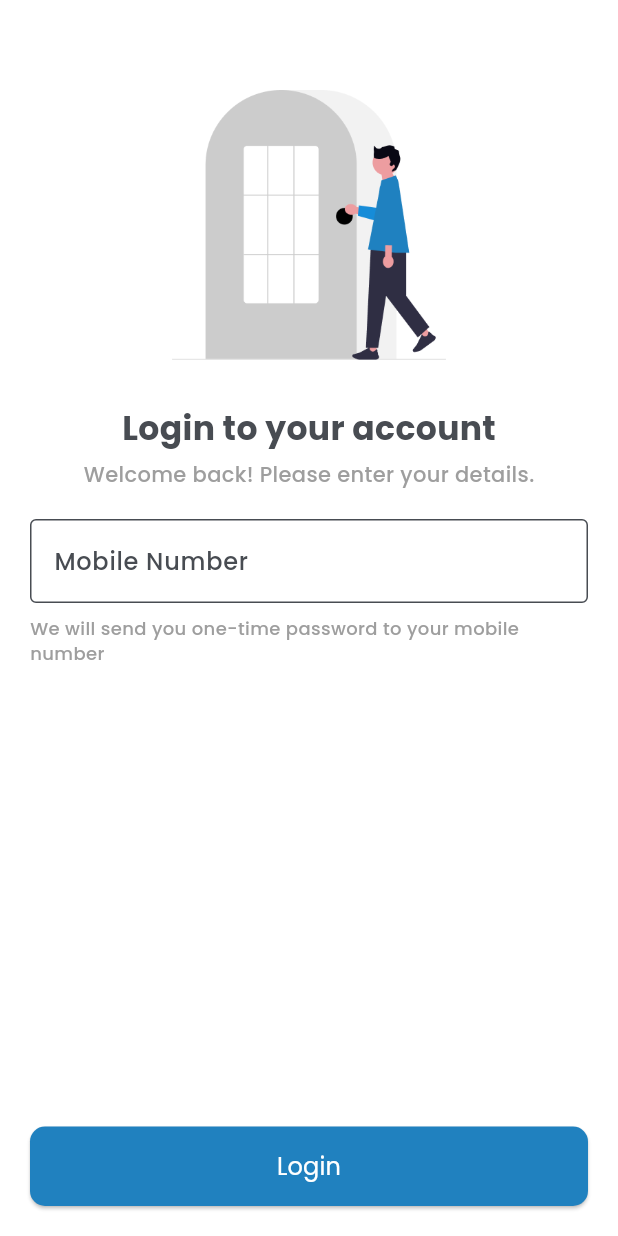
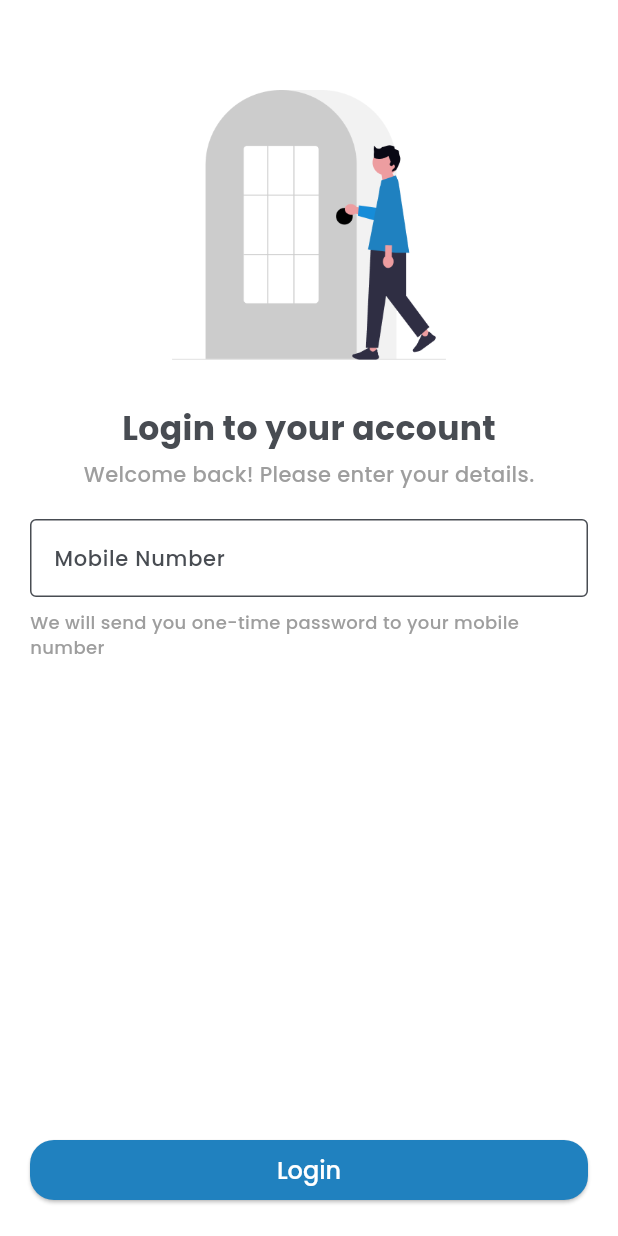
Before and after one commit to smokinthunder/sales_manager, a Flutter app: the screen it shows after launch, on a phone screen of 412 x 824 dp. Run offline on Flutter 3.47's test engine with Material 3 defaults, Android fonts, the phone set to English and light mode, and no system bars; our stand-ins replace another_flushbar, flutter_riverpod, go_router, google_fonts, riverpod_annotation; generated files the repository leaves out were written again.

Commit message:
[FEAT]: More pages and refactoring

```diff
--- a/frontend/lib/routing/router.dart
+++ b/frontend/lib/routing/router.dart
@@ -5,6 +5,7 @@ import 'package:sales_manager/domain/models/user/user.dart';
 import 'package:sales_manager/routing/routes.dart';
 import 'package:sales_manager/ui/auth/login_screen.dart';
 import 'package:sales_manager/ui/auth/otp_screen.dart';
+import 'package:sales_manager/ui/executive/add_new_shop.dart';
 import 'package:sales_manager/ui/executive/analytics.dart';
 import 'package:sales_manager/ui/executive/home.dart';
 import 'package:sales_manager/ui/executive/outstanding.dart';
@@ -54,23 +55,29 @@ final routerProvider = Provider<GoRouter>((ref) {
           ),
         ],
       ),
+      GoRoute(
+        path: AppRoutes.executiveAddShop,
+        builder: (c, s) {
+          return const AddNewShopScreen();
+        },
+      ),
     ],
     redirect: (context, state) {
-      // final isLoggingIn =
-      //     state.matchedLocation == AppRoutes.login ||
-      //     state.matchedLocation == AppRoutes.otp;
+      final isLoggingIn =
+          state.matchedLocation == AppRoutes.login ||
+          state.matchedLocation == AppRoutes.otp;
 
-      // // 1. User not logged in → force login unless already at login/otp
-      // if (user == null) {
-      //   return isLoggingIn ? null : AppRoutes.login;
-      // }
+      // 1. User not logged in → force login unless already at login/otp
+      if (user == null) {
+        return isLoggingIn ? null : AppRoutes.login;
+      }
 
-      // if (user.type == UserType.executive) {
-      //   if (!state.matchedLocation.startsWith(AppRoutes.executive) ||
-      //       state.matchedLocation == AppRoutes.executive) {
-      //     return AppRoutes.executiveHome;
-      //   }
-      // }
+      if (user.type == UserType.executive) {
+        if (!state.matchedLocation.startsWith(AppRoutes.executive) ||
+            state.matchedLocation == AppRoutes.executive) {
+          return AppRoutes.executiveHome;
+        }
+      }
 
       // 3. Already in right place → no redirect
       return null;
--- a/frontend/lib/routing/routes.dart
+++ b/frontend/lib/routing/routes.dart
@@ -9,5 +9,6 @@ abstract class AppRoutes {
   static const executiveAnalytics = '/executive/analytics';
   static const executiveOutStanding = '/executive/outstanding';
   static const executiveNotVisiting = '/executive/not_visiting';
+  static const executiveAddShop = '/executive/add_shop';
   // static String quizDetail(String id) => '/quiz/$id';
 }
--- a/frontend/lib/ui/auth/login_screen.dart
+++ b/frontend/lib/ui/auth/login_screen.dart
@@ -3,7 +3,6 @@ import 'package:flutter_riverpod/flutter_riverpod.dart';
 import 'package:go_router/go_router.dart';
 import 'package:sales_manager/routing/routes.dart';
 import 'package:sales_manager/ui/auth/viewmodel/auth_viewmodel.dart';
-import 'package:sales_manager/ui/core/colors.dart';
 import 'package:sales_manager/utils/show_snackbar.dart';
 
 class LoginScreen extends ConsumerStatefulWidget {
@@ -170,17 +169,7 @@ class _LoginScreenState extends ConsumerState<LoginScreen> {
                               .read(authViewModelProvider.notifier)
                               .sendOtp(phoneNumber: phoneController.text);
                         },
-                        style: ElevatedButton.styleFrom(
-                          backgroundColor: AppColors.blue,
-                          padding: const EdgeInsets.symmetric(vertical: 15),
-                          shape: RoundedRectangleBorder(
-                            borderRadius: BorderRadius.circular(10),
-                          ),
-                        ),
-                        child: const Text(
-                          "Login",
-                          style: TextStyle(fontSize: 16, color: Colors.white),
-                        ),
+                        child: const Text("Login"),
                       ),
                     ),
                   ),
--- a/frontend/lib/ui/executive/home.dart
+++ b/frontend/lib/ui/executive/home.dart
@@ -1,5 +1,6 @@
 import 'package:flutter/material.dart';
-import 'package:flutter/widgets.dart';
+import 'package:go_router/go_router.dart';
+import 'package:sales_manager/routing/routes.dart';
 import 'package:sales_manager/ui/theme.dart';
 
 class ExecutiveHome extends StatefulWidget {
@@ -29,7 +30,7 @@ class _ExecutiveHomeState extends State<ExecutiveHome> {
               Text("Total Customers : 58", style: textTheme.headlineSmall),
               TextButton(
                 onPressed: () {
-                  //TODO: implement on pressed
+                  context.push(AppRoutes.executiveAddShop);
                 },
                 child: Text(
                   "Add new customer",
--- a/frontend/lib/ui/theme.dart
+++ b/frontend/lib/ui/theme.dart
@@ -9,14 +9,21 @@ class AppColors {
   static const Color grey = Color(0xFF999999);
   static const Color lightGrey = Color(0xFFE6E6E6);
   static const Color darkGrey = Color(0xFF484c52);
+  static const Color red = Color(0xFFff383c);
 }
 
 final ThemeData appTheme = ThemeData(
   primaryColor: AppColors.blue,
   scaffoldBackgroundColor: AppColors.white,
-  appBarTheme: const AppBarTheme(
+
+  appBarTheme: AppBarTheme(
     backgroundColor: AppColors.blue,
     foregroundColor: AppColors.white,
+    titleTextStyle: GoogleFonts.poppins(
+      fontSize: 16,
+      fontWeight: FontWeight.w500,
+      color: AppColors.white,
+    ),
   ),
   colorScheme: const ColorScheme(
     brightness: Brightness.light,
@@ -24,11 +31,39 @@ final ThemeData appTheme = ThemeData(
     onPrimary: AppColors.white,
     secondary: AppColors.green,
     onSecondary: AppColors.black,
-    error: Colors.red,
+    error: AppColors.red,
     onError: AppColors.white,
     surface: AppColors.lightGrey,
     onSurface: AppColors.darkGrey,
     tertiary: AppColors.grey,
+  ),
+  inputDecorationTheme: InputDecorationTheme(
+    border: OutlineInputBorder(borderRadius: BorderRadius.circular(4)),
+    contentPadding: const EdgeInsets.symmetric(horizontal: 12, vertical: 14),
+    labelStyle: GoogleFonts.poppins(
+      fontSize: 14,
+      fontWeight: FontWeight.w500,
+      color: AppColors.darkGrey,
+    ),
+    hintStyle: GoogleFonts.poppins(
+      fontSize: 14,
+      fontWeight: FontWeight.w400,
+      color: AppColors.grey,
+    ),
+    errorStyle: GoogleFonts.poppins(
+      fontSize: 10,
+      fontWeight: FontWeight.w400,
+      color: AppColors.red,
+    ),
+  ),
+  elevatedButtonTheme: ElevatedButtonThemeData(
+    style: ElevatedButton.styleFrom(
+      backgroundColor: AppColors.blue, // Blue
+      foregroundColor: AppColors.white, // Text color
+      padding: const EdgeInsets.symmetric(vertical: 8, horizontal: 16),
+      shape: RoundedRectangleBorder(borderRadius: BorderRadius.circular(16)),
+      textStyle: GoogleFonts.poppins(fontSize: 16, fontWeight: FontWeight.w500),
+    ),
   ),
   textTheme: TextTheme(
     // 24sp, w500
@@ -77,5 +112,10 @@ final ThemeData appTheme = ThemeData(
       fontWeight: FontWeight.w400,
       color: AppColors.grey,
     ),
+    labelSmall: GoogleFonts.poppins(
+      fontSize: 10,
+      fontWeight: FontWeight.w400,
+      color: AppColors.grey,
+    ),
   ),
 );
--- a/frontend/pubspec.yaml
+++ b/frontend/pubspec.yaml
@@ -43,6 +43,7 @@ dependencies:
   logging: ^1.3.0
   riverpod_annotation: ^2.6.1
   another_flushbar: ^1.12.30
+  intl: ^0.20.2
 
 dev_dependencies:
   flutter_test:
```
Also changed, not shown: frontend/lib/domain/models/shops/shop.dart (added, +18 -0 lines), frontend/lib/ui/auth/otp_screen.dart (+1 -12 lines), frontend/lib/ui/executive/add_new_shop.dart (added, +195 -0 lines), frontend/lib/ui/executive/not_visiting.dart (+61 -2 lines), frontend/pubspec.lock.
